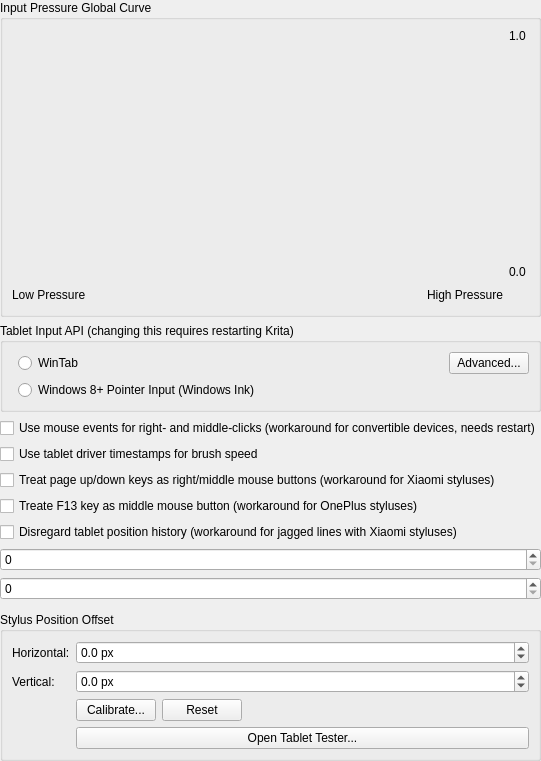
Above: libs/ui/forms/wdgtabletsettings.ui from TinTans/krita before the change. Below: the same form after it.
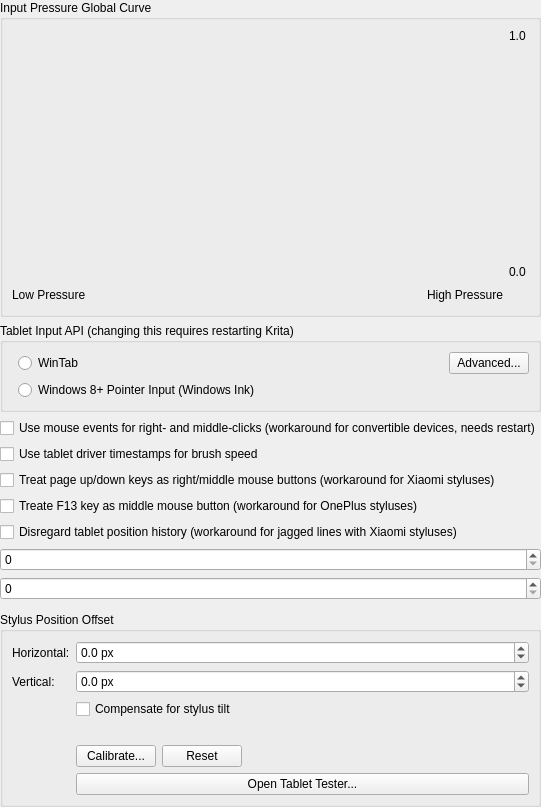
That is the form after the change. Custom widgets are drawn as their Qt base class.

Commit message: Compensate the stylus position for tilt

Diff of the .ui file:
```diff
--- a/libs/ui/forms/wdgtabletsettings.ui
+++ b/libs/ui/forms/wdgtabletsettings.ui
@@ -316,6 +316,23 @@
        </widget>
       </item>
       <item row="2" column="1">
+       <widget class="QCheckBox" name="chkTabletTiltCompensation">
+        <property name="toolTip">
+         <string>The position sensor of a stylus sits some distance up the barrel, so the detected point moves when the stylus is tilted. When enabled, Krita moves the point back to the nib based on the tilt of the stylus. The amount is measured by the calibration.</string>
+        </property>
+        <property name="text">
+         <string>Compensate for stylus tilt</string>
+        </property>
+       </widget>
+      </item>
+      <item row="3" column="1">
+       <widget class="QLabel" name="lblTabletTiltInfo">
+        <property name="wordWrap">
+         <bool>true</bool>
+        </property>
+       </widget>
+      </item>
+      <item row="4" column="1">
        <layout class="QHBoxLayout" name="horizontalLayoutTabletOffset">
         <item>
          <widget class="QPushButton" name="btnCalibrateTabletOffset">
@@ -349,7 +366,7 @@
         </item>
        </layout>
       </item>
-      <item row="3" column="1">
+      <item row="5" column="1">
        <widget class="QPushButton" name="btnTabletTest">
         <property name="toolTip">
          <string>Try out the stylus with the offset entered above applied</string>
```
The commit also changes 13 other files.
